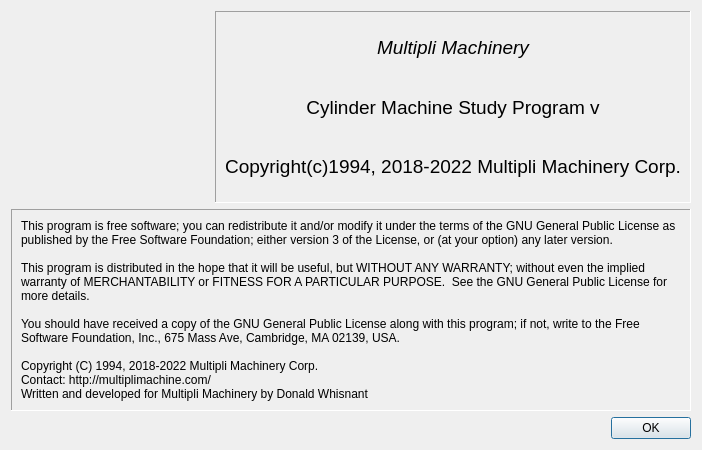
The window that src/MachineStudy/AboutDialog.ui (dewhisna/MultipliMachineStudy) describes before a commit, drawn with Qt 5.
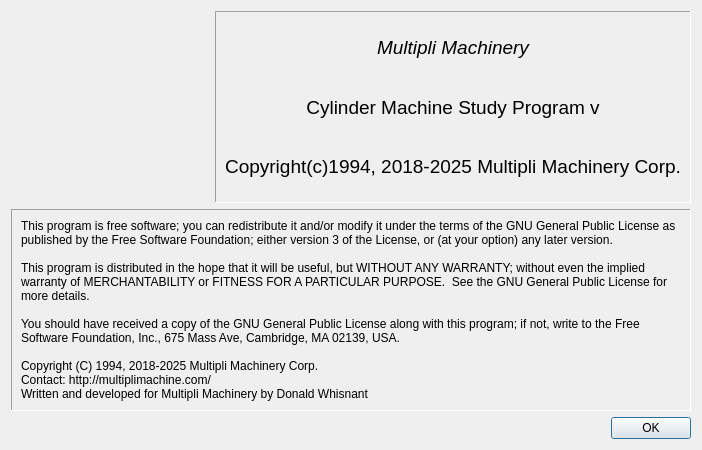
The same window after the commit. Icons and pictures are not drawn.

Commit message: Bump copyright year detail for 2025 release. Update README for building with newer Qt, etc.

```diff
--- a/src/MachineStudy/AboutDialog.ui
+++ b/src/MachineStudy/AboutDialog.ui
@@ -53,7 +53,7 @@
 
 You should have received a copy of the GNU General Public License along with this program; if not, write to the Free Software Foundation, Inc., 675 Mass Ave, Cambridge, MA 02139, USA.
 
-Copyright (C) 1994, 2018-2022 Multipli Machinery Corp.
+Copyright (C) 1994, 2018-2025 Multipli Machinery Corp.
 Contact: http://multiplimachine.com/
 Written and developed for Multipli Machinery by Donald Whisnant</string>
         </property>
@@ -135,7 +135,7 @@
          </font>
         </property>
         <property name="text">
-         <string>Copyright(c)1994, 2018-2022 Multipli Machinery Corp.</string>
+         <string>Copyright(c)1994, 2018-2025 Multipli Machinery Corp.</string>
         </property>
         <property name="alignment">
          <set>Qt::AlignCenter</set>
```
Left out of the diff: 2 changed lines with no effect on the pictures. The commit also changes 49 other files.
